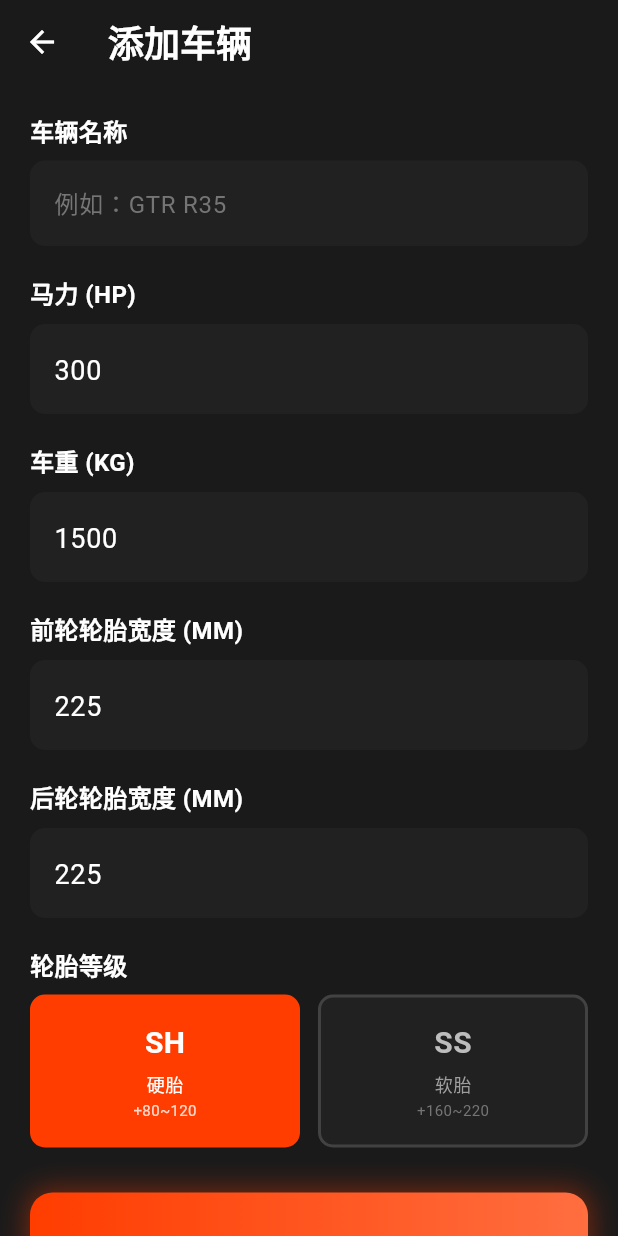
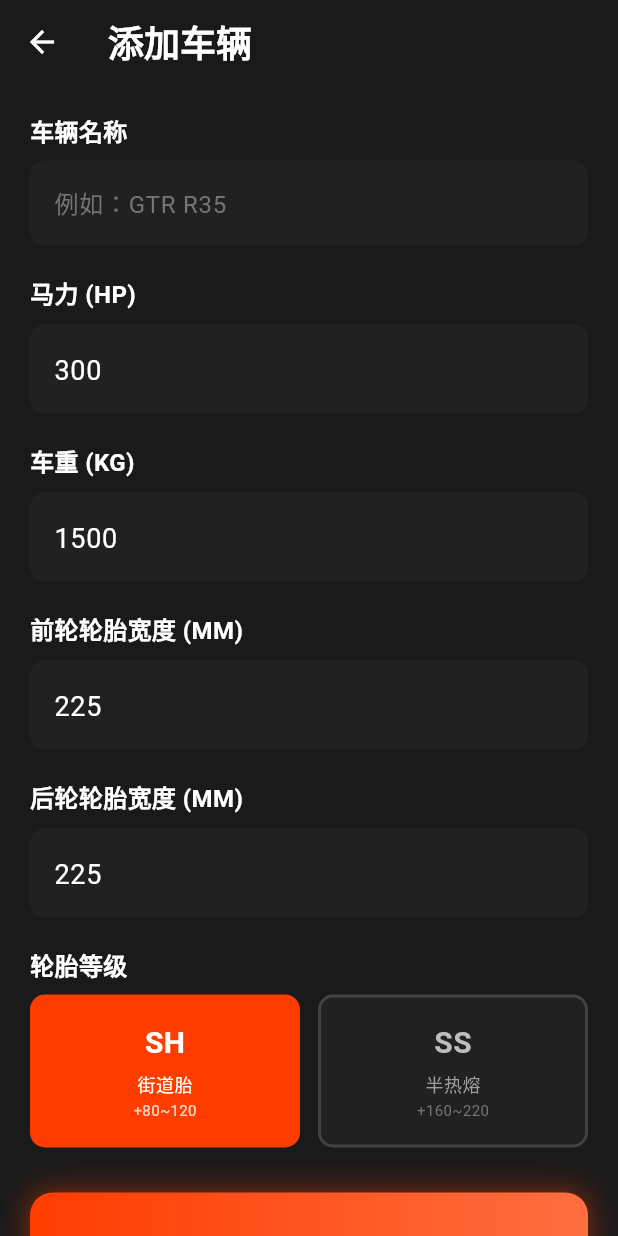
Before and after one commit to zhoujiannan-nb/haji_racing, a Flutter app: the AddCarPage screen opened directly, on a phone screen of 412 x 824 dp. Run offline on Flutter 3.47's test engine with Material 3 defaults, Android fonts, the light colour scheme and no system bars; our stand-ins replace flutter_local_notifications, geolocator, permission_handler, sqflite, wakelock_plus; missing offline and left inert: geolocator_android; accounts and stored records are empty.

Commit message:
modified:   lib/pages/add_car_page.dart

```diff
--- a/lib/pages/add_car_page.dart
+++ b/lib/pages/add_car_page.dart
@@ -308,9 +308,9 @@ class _AddCarPageState extends State<AddCarPage> {
         const SizedBox(height: 8),
         Row(
           children: [
-            Expanded(child: _buildTireTypeOption('SH', '硬胎', '+80~120')),
+            Expanded(child: _buildTireTypeOption('SH', '街道胎', '+80~120')),
             const SizedBox(width: 12),
-            Expanded(child: _buildTireTypeOption('SS', '软胎', '+160~220')),
+            Expanded(child: _buildTireTypeOption('SS', '半热熔', '+160~220')),
           ],
         ),
       ],
```
